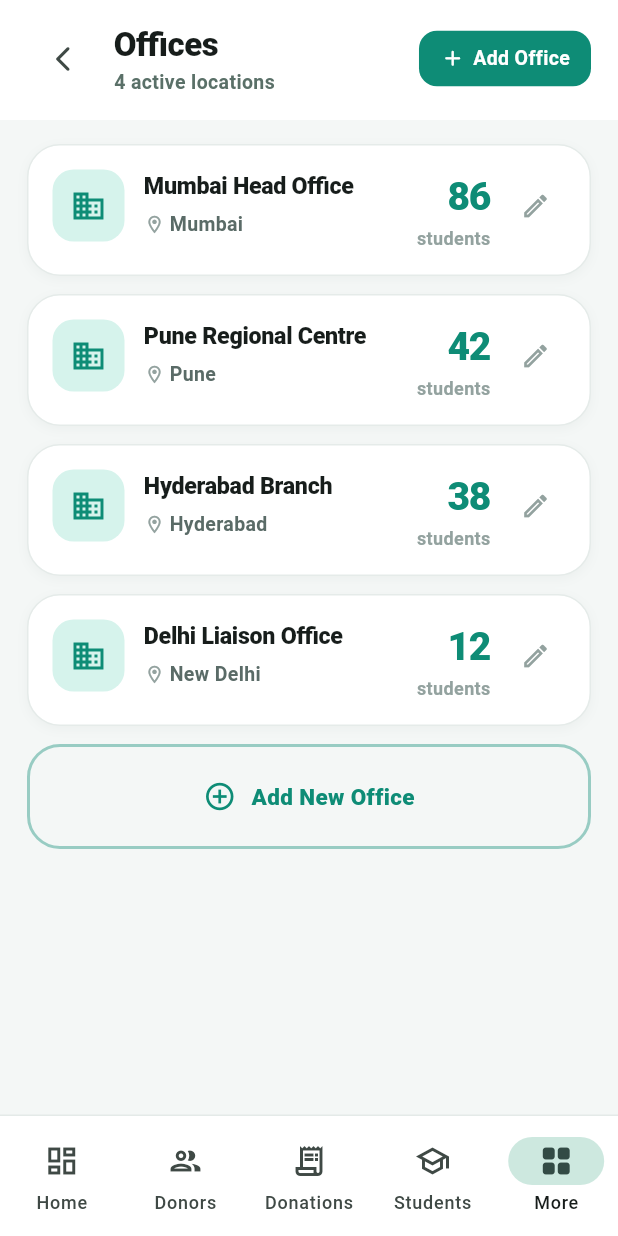
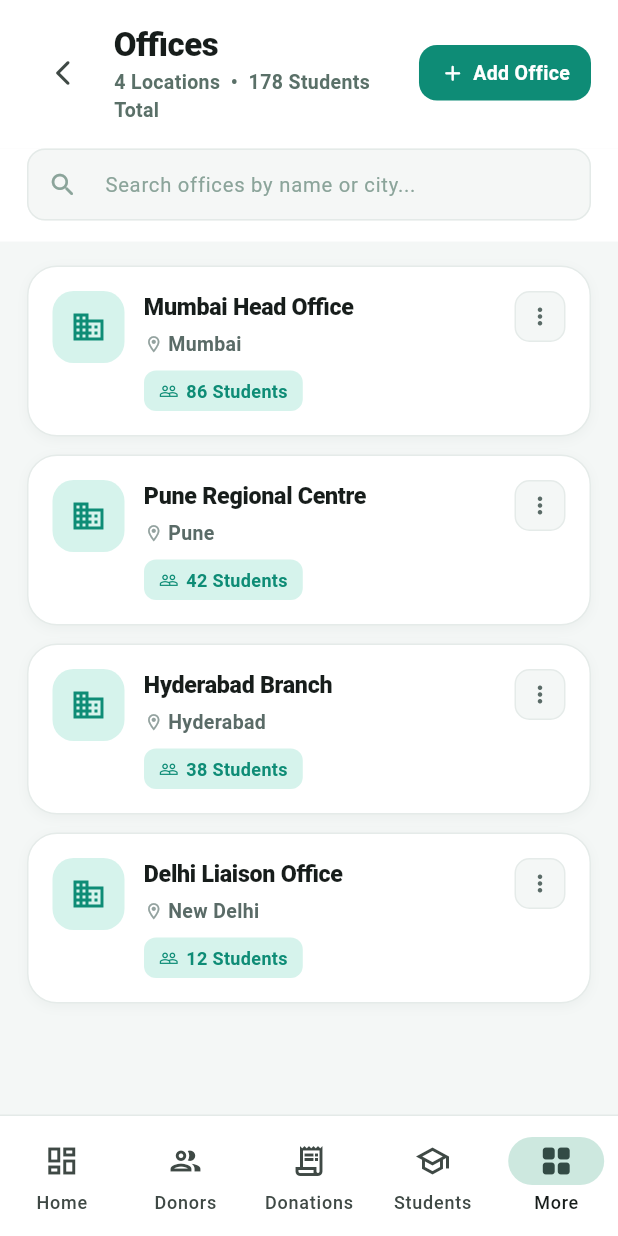
Before and after one commit to varalakshmivaru231020-svg/NGO, a Flutter app: the OfficesScreen screen opened by its route, on a phone screen of 412 x 824 dp. Run offline on Flutter 3.47's test engine with Material 3 defaults, Android fonts, the light colour scheme and no system bars; our stand-ins replace dio, file_picker, fl_chart, flutter_riverpod, go_router, image_picker and 1 more; missing offline and left inert: dart:html; accounts and stored records are empty.

Commit message:
Improve offices screen: search, empty state, card redesign, popup menu; sidebar left accent + larger badge

```diff
--- a/lib/core/shell/main_shell.dart
+++ b/lib/core/shell/main_shell.dart
@@ -221,14 +221,26 @@ class _NavRow extends StatelessWidget {
     return GestureDetector(
       onTap: () => context.go(n.route),
       behavior: HitTestBehavior.opaque,
-      child: AnimatedContainer(
+      child: Stack(clipBehavior: Clip.none, children: [
+        if (active)
+          Positioned(
+            left: 0, top: 4, bottom: 4,
+            child: Container(
+              width: 3,
+              decoration: BoxDecoration(
+                color: _brand600,
+                borderRadius: const BorderRadius.only(topRight: Radius.circular(3), bottomRight: Radius.circular(3)),
+              ),
+            ),
+          ),
+        AnimatedContainer(
           duration: const Duration(milliseconds: 150),
           margin: const EdgeInsets.symmetric(horizontal: 7, vertical: 1.5),
           padding: ext
               ? const EdgeInsets.symmetric(horizontal: 10, vertical: 9)
               : const EdgeInsets.symmetric(vertical: 10),
           decoration: BoxDecoration(
-          color: active ? _brand600.withValues(alpha: 0.1) : Colors.transparent,
+            color: active ? _brand600.withValues(alpha: 0.12) : Colors.transparent,
             borderRadius: BorderRadius.circular(10),
           ),
           child: ext
@@ -242,10 +254,10 @@ class _NavRow extends StatelessWidget {
                       overflow: TextOverflow.ellipsis)),
                   if (n.badge != null)
                     Container(
-                    padding: const EdgeInsets.symmetric(horizontal: 6, vertical: 2),
+                      padding: const EdgeInsets.symmetric(horizontal: 7, vertical: 3),
                       decoration: BoxDecoration(color: _coral500, borderRadius: BorderRadius.circular(8)),
                       child: Text('${n.badge}',
-                        style: const TextStyle(color: Colors.white, fontSize: 9, fontWeight: FontWeight.w900))),
+                          style: const TextStyle(color: Colors.white, fontSize: 10, fontWeight: FontWeight.w900))),
                 ])
               : Center(
                   child: Stack(clipBehavior: Clip.none, children: [
@@ -255,13 +267,14 @@ class _NavRow extends StatelessWidget {
                       Positioned(
                         right: -5, top: -3,
                         child: Container(
-                        width: 13, height: 13,
+                          width: 15, height: 15,
                           decoration: const BoxDecoration(color: _coral500, shape: BoxShape.circle),
                           child: Center(child: Text('${n.badge}',
-                            style: const TextStyle(color: Colors.white, fontSize: 7.5, fontWeight: FontWeight.w900))))),
+                              style: const TextStyle(color: Colors.white, fontSize: 8.5, fontWeight: FontWeight.w900))))),
                   ]),
                 ),
         ),
+      ]),
     );
   }
 }
--- a/lib/features/offices/presentation/offices_screen.dart
+++ b/lib/features/offices/presentation/offices_screen.dart
@@ -32,11 +32,12 @@ class _OfficesScreenState extends State<OfficesScreen> {
     _Office(id: 'of4', name: 'Delhi Liaison Office', city: 'New Delhi', students: 12),
   ];
 
+  String _searchQuery = '';
+
   void _showSheet({_Office? office}) {
     final nameCtrl = TextEditingController(text: office?.name ?? '');
     final cityCtrl = TextEditingController(text: office?.city ?? '');
     final formKey = GlobalKey<FormState>();
-    bool deleting = false;
 
     showModalBottomSheet(
       context: context,
@@ -134,9 +135,17 @@ class _OfficesScreenState extends State<OfficesScreen> {
   @override
   Widget build(BuildContext context) {
     final top = MediaQuery.of(context).padding.top;
+    final totalStudents = _offices.fold(0, (s, o) => s + o.students);
+    final filtered = _offices.where((o) =>
+      _searchQuery.isEmpty ||
+      o.name.toLowerCase().contains(_searchQuery) ||
+      o.city.toLowerCase().contains(_searchQuery)
+    ).toList();
+
     return Scaffold(
       backgroundColor: _surface2,
       body: Column(children: [
+        // ── Header ────────────────────────────────────────────────
         Container(
           color: context.headerBg,
           padding: EdgeInsets.fromLTRB(18, top + 14, 18, 16),
@@ -145,7 +154,7 @@ class _OfficesScreenState extends State<OfficesScreen> {
             const SizedBox(width: 10),
             Expanded(child: Column(crossAxisAlignment: CrossAxisAlignment.start, children: [
               Text('Offices', style: TextStyle(fontSize: 22, fontWeight: FontWeight.w800, letterSpacing: -0.3, color: context.textPrimary)),
-              Text('${_offices.length} active locations', style: TextStyle(fontSize: 13, color: context.textSub, fontWeight: FontWeight.w600)),
+              Text('${_offices.length} Locations  •  $totalStudents Students Total', style: TextStyle(fontSize: 13, color: context.textSub, fontWeight: FontWeight.w600)),
             ])),
             GestureDetector(
               onTap: () => _showSheet(),
@@ -161,17 +170,68 @@ class _OfficesScreenState extends State<OfficesScreen> {
             ),
           ]),
         ),
+        // ── Search bar ────────────────────────────────────────────
+        Container(
+          color: context.headerBg,
+          padding: const EdgeInsets.fromLTRB(18, 0, 18, 14),
+          child: TextField(
+            onChanged: (v) => setState(() => _searchQuery = v.toLowerCase()),
+            style: TextStyle(fontSize: 14, color: context.textPrimary),
+            decoration: InputDecoration(
+              hintText: 'Search offices by name or city...',
+              hintStyle: TextStyle(fontSize: 13.5, color: context.textHint),
+              prefixIcon: Icon(Icons.search_rounded, size: 20, color: context.textHint),
+              filled: true,
+              fillColor: context.scaffoldBg,
+              contentPadding: const EdgeInsets.symmetric(horizontal: 14, vertical: 11),
+              isDense: true,
+              border: OutlineInputBorder(borderRadius: BorderRadius.circular(12), borderSide: BorderSide(color: context.border)),
+              enabledBorder: OutlineInputBorder(borderRadius: BorderRadius.circular(12), borderSide: BorderSide(color: context.border)),
+              focusedBorder: OutlineInputBorder(borderRadius: BorderRadius.circular(12), borderSide: const BorderSide(color: Color(0xFF0E8C76), width: 1.5)),
+            ),
+          ),
+        ),
+        // ── Content ───────────────────────────────────────────────
+        if (filtered.isEmpty)
+          Expanded(
+            child: Center(child: Column(mainAxisSize: MainAxisSize.min, children: [
+              Container(width: 80, height: 80, decoration: const BoxDecoration(color: _brand100, shape: BoxShape.circle),
+                child: const Icon(Icons.business_outlined, size: 40, color: _brand600)),
+              const SizedBox(height: 16),
+              Text(_searchQuery.isEmpty ? 'No Offices Added Yet' : 'No results found',
+                style: const TextStyle(fontSize: 17, fontWeight: FontWeight.w800, color: Color(0xFF15211E))),
+              const SizedBox(height: 6),
+              Text(_searchQuery.isEmpty ? 'Create your first office to start managing students.' : 'Try a different search term.',
+                style: const TextStyle(fontSize: 13.5, color: _onSurface2, fontWeight: FontWeight.w500)),
+              if (_searchQuery.isEmpty) ...[
+                const SizedBox(height: 20),
+                GestureDetector(
+                  onTap: () => _showSheet(),
+                  child: Container(
+                    padding: const EdgeInsets.symmetric(horizontal: 20, vertical: 12),
+                    decoration: BoxDecoration(color: _brand600, borderRadius: BorderRadius.circular(14)),
+                    child: const Row(mainAxisSize: MainAxisSize.min, children: [
+                      Icon(Icons.add_rounded, color: Colors.white, size: 18),
+                      SizedBox(width: 6),
+                      Text('Add Office', style: TextStyle(color: Colors.white, fontWeight: FontWeight.w800, fontSize: 14)),
+                    ]),
+                  ),
+                ),
+              ],
+            ])),
+          )
+        else
           Expanded(child: SingleChildScrollView(
             physics: const BouncingScrollPhysics(),
             padding: const EdgeInsets.fromLTRB(18, 16, 18, 100),
             child: Center(child: ConstrainedBox(
               constraints: const BoxConstraints(maxWidth: 900),
               child: Column(children: [
-              ..._offices.map((o) => Padding(
+                ...filtered.map((o) => Padding(
                   padding: const EdgeInsets.only(bottom: 12),
                   child: Container(
-                  padding: const EdgeInsets.fromLTRB(16, 16, 12, 16),
-                  decoration: BoxDecoration(color: Colors.white, borderRadius: BorderRadius.circular(22), border: Border.all(color: _border),
+                    padding: const EdgeInsets.all(16),
+                    decoration: BoxDecoration(color: Colors.white, borderRadius: BorderRadius.circular(20), border: Border.all(color: _border),
                       boxShadow: const [BoxShadow(color: Color(0x0A0D2822), blurRadius: 6, offset: Offset(0, 2))]),
                     child: Row(crossAxisAlignment: CrossAxisAlignment.start, children: [
                       Container(width: 48, height: 48, decoration: BoxDecoration(color: _brand100, borderRadius: BorderRadius.circular(14)),
@@ -179,38 +239,43 @@ class _OfficesScreenState extends State<OfficesScreen> {
                       const SizedBox(width: 13),
                       Expanded(child: Column(crossAxisAlignment: CrossAxisAlignment.start, children: [
                         Text(o.name, style: const TextStyle(fontSize: 15.5, fontWeight: FontWeight.w800, letterSpacing: -0.2)),
-                      const SizedBox(height: 5),
+                        const SizedBox(height: 4),
                         Row(children: [
-                        const Icon(Icons.location_on_outlined, size: 14, color: _onSurface3),
+                          const Icon(Icons.location_on_outlined, size: 13, color: _onSurface3),
                           const SizedBox(width: 3),
                           Text(o.city, style: const TextStyle(fontSize: 13, fontWeight: FontWeight.w600, color: _onSurface2)),
                         ]),
+                        const SizedBox(height: 8),
+                        Container(
+                          padding: const EdgeInsets.symmetric(horizontal: 10, vertical: 5),
+                          decoration: BoxDecoration(color: _brand100, borderRadius: BorderRadius.circular(8)),
+                          child: Row(mainAxisSize: MainAxisSize.min, children: [
+                            const Icon(Icons.people_outline, size: 13, color: _brand600),
+                            const SizedBox(width: 5),
+                            Text('${o.students} Students', style: const TextStyle(fontSize: 12, fontWeight: FontWeight.w700, color: _brand600)),
+                          ]),
+                        ),
                       ])),
-                    Column(crossAxisAlignment: CrossAxisAlignment.end, children: [
-                      Text('${o.students}', style: const TextStyle(fontSize: 26, fontWeight: FontWeight.w800, color: _brand600, letterSpacing: -1)),
-                      const Text('students', style: TextStyle(fontSize: 12, color: _onSurface3, fontWeight: FontWeight.w600)),
-                    ]),
-                    const SizedBox(width: 6),
-                    IconButton(icon: const Icon(Icons.edit_outlined, size: 20, color: _onSurface3), onPressed: () => _showSheet(office: o)),
+                      PopupMenuButton<String>(
+                        onSelected: (v) {
+                          if (v == 'edit') _showSheet(office: o);
+                          if (v == 'delete') _confirmDelete(o, () {});
+                        },
+                        shape: RoundedRectangleBorder(borderRadius: BorderRadius.circular(14)),
+                        elevation: 4,
+                        itemBuilder: (_) => [
+                          const PopupMenuItem(value: 'edit', child: Row(children: [Icon(Icons.edit_outlined, size: 17, color: Color(0xFF0E8C76)), SizedBox(width: 10), Text('Edit', style: TextStyle(fontWeight: FontWeight.w700))])),
+                          const PopupMenuItem(value: 'delete', child: Row(children: [Icon(Icons.delete_outline, size: 17, color: Color(0xFFF2685E)), SizedBox(width: 10), Text('Delete', style: TextStyle(fontWeight: FontWeight.w700, color: Color(0xFFF2685E)))])),
+                        ],
+                        child: Container(
+                          width: 34, height: 34,
+                          decoration: BoxDecoration(color: _surface2, borderRadius: BorderRadius.circular(10), border: Border.all(color: _border)),
+                          child: const Icon(Icons.more_vert_rounded, size: 18, color: _onSurface2),
+                        ),
+                      ),
                     ]),
                   ),
                 )),
-              // dashed Add tile
-              GestureDetector(
-                onTap: () => _showSheet(),
-                child: Container(
-                  padding: const EdgeInsets.symmetric(vertical: 22),
-                  decoration: BoxDecoration(
-                    color: Colors.transparent, borderRadius: BorderRadius.circular(22),
-                    border: Border.all(color: _brand600.withValues(alpha: 0.4), width: 2, style: BorderStyle.solid),
-                  ),
-                  child: const Row(mainAxisAlignment: MainAxisAlignment.center, children: [
-                    Icon(Icons.add_circle_outline, color: _brand600, size: 22),
-                    SizedBox(width: 10),
-                    Text('Add New Office', style: TextStyle(fontSize: 15, fontWeight: FontWeight.w800, color: _brand600)),
-                  ]),
-                ),
-              ),
               ]),
             )),
           )),
```
Also changed, not shown: 3 other files. Lines whose indentation alone changed are shown as unchanged.
